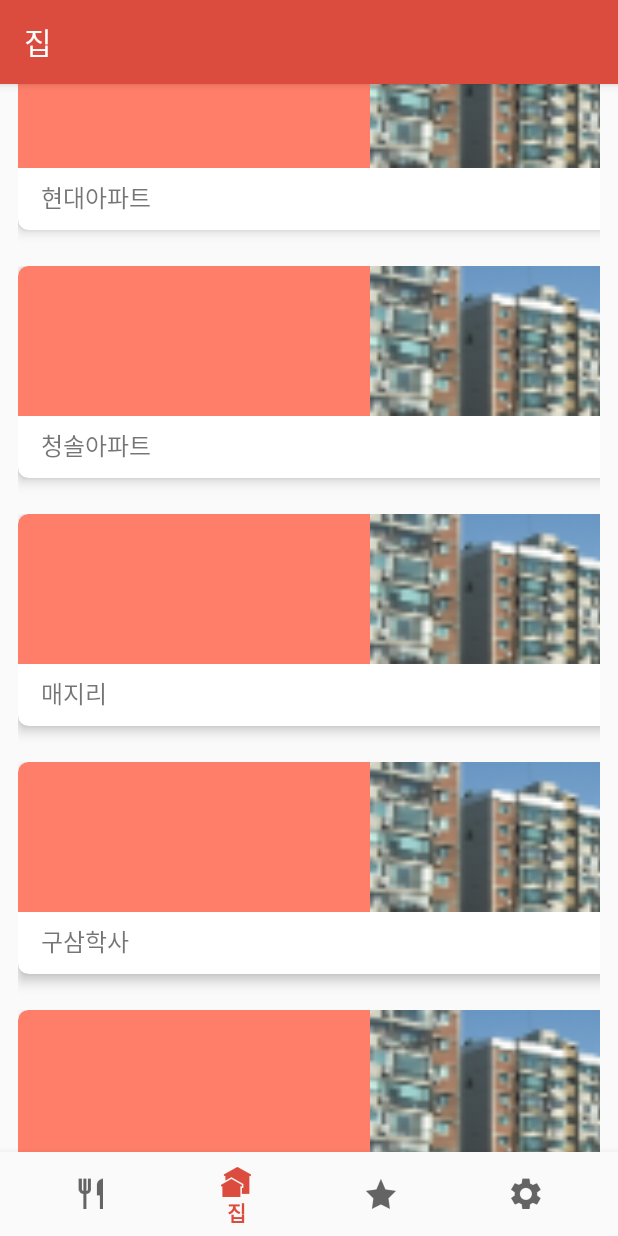
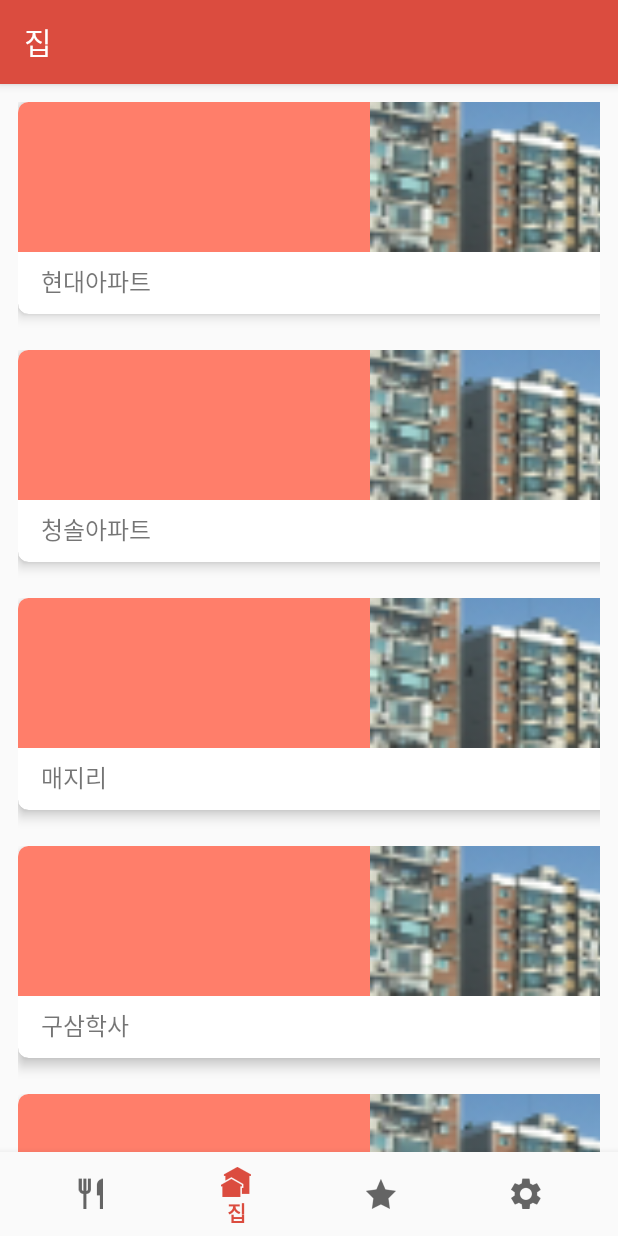
Before and after one commit to AfterNoodle/AfterNoodleAndroid, an Android app: the screen it shows after launch (MainActivity), item 2 of the bottom bar chosen, on a phone screen of 412 x 824 dp. Run offline under Robolectric (Android 15) with nearby library versions, the phone set to English and light mode, and no system bars; our stand-ins replace ButterKnife.

Commit message:
0. fragment에서 짤리는 것 linearlayout추가로 수정 1. mainActivity에서 회전 되는 부분 세로로 고정되게 수정

```diff
--- a/app/src/main/AndroidManifest.xml
+++ b/app/src/main/AndroidManifest.xml
@@ -25,6 +25,7 @@
 
         <activity
             android:name=".Activity.MainActivity"
+            android:screenOrientation="portrait"
             android:label="@string/title_store">
         </activity>
     </application>
--- a/app/src/main/res/layout/activity_main.xml
+++ b/app/src/main/res/layout/activity_main.xml
@@ -3,6 +3,10 @@
     xmlns:app="http://schemas.android.com/apk/res-auto"
     xmlns:tools="http://schemas.android.com/tools"
     android:id="@+id/container"
+    android:layout_width="match_parent"
+    android:layout_height="match_parent"
+    android:orientation="vertical">
+    <LinearLayout
         android:layout_width="match_parent"
         android:layout_height="match_parent"
         android:orientation="vertical">
@@ -15,6 +19,7 @@
             android:id="@+id/contentMain"
             android:layout_width="match_parent"
             android:layout_height="match_parent"/>
+    </LinearLayout>
 
     <android.support.design.widget.BottomNavigationView
         android:id="@+id/navigation"
```
Lines whose indentation alone changed are shown as unchanged.
